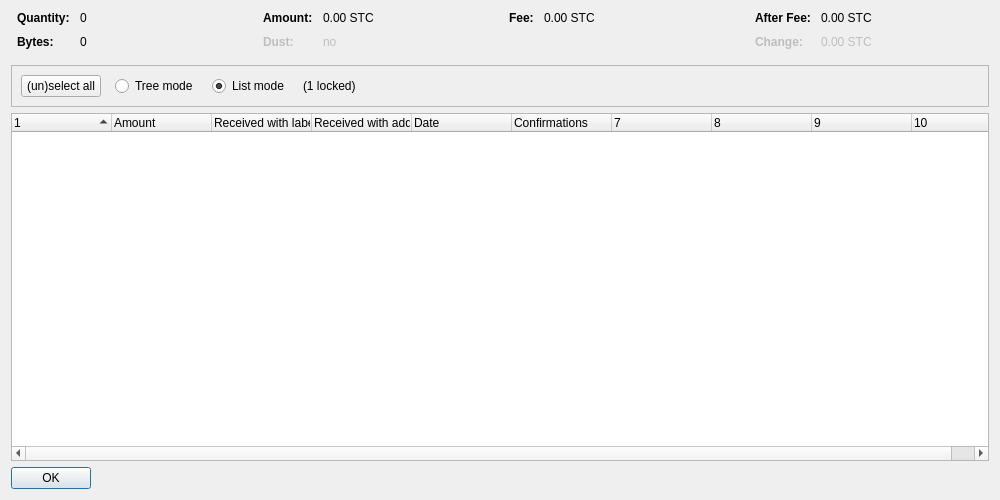
Above: src/qt/forms/coincontroldialog.ui from minblock/satcoin before the change. Below: the same form after it.
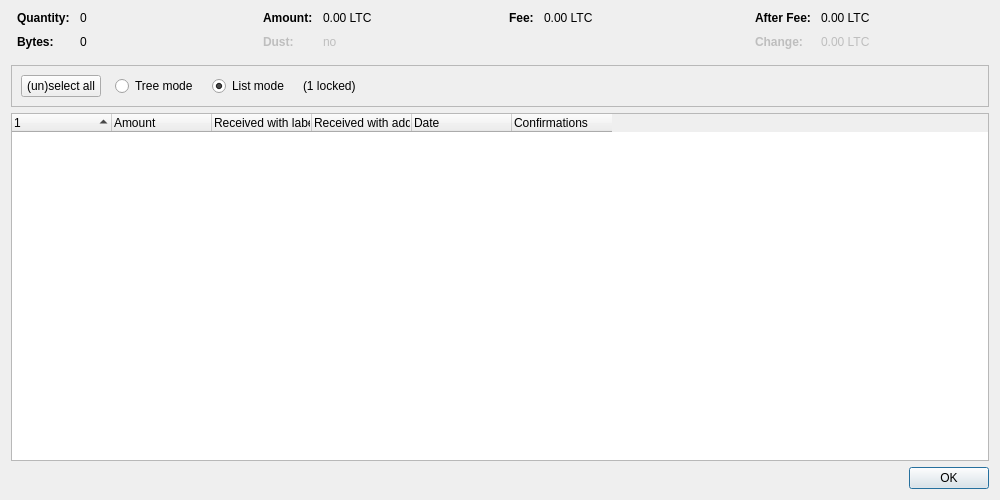
That is the form after the change. Custom widgets are drawn as their Qt base class.

```diff
--- a/src/qt/forms/coincontroldialog.ui
+++ b/src/qt/forms/coincontroldialog.ui
@@ -132,7 +132,7 @@
           <enum>Qt::ActionsContextMenu</enum>
          </property>
          <property name="text">
-          <string notr="true">0.00 STC</string>
+          <string notr="true">0.00 LTC</string>
          </property>
          <property name="textInteractionFlags">
           <set>Qt::LinksAccessibleByMouse|Qt::TextSelectableByKeyboard|Qt::TextSelectableByMouse</set>
@@ -212,7 +212,7 @@
           <enum>Qt::ActionsContextMenu</enum>
          </property>
          <property name="text">
-          <string notr="true">0.00 STC</string>
+          <string notr="true">0.00 LTC</string>
          </property>
          <property name="textInteractionFlags">
           <set>Qt::LinksAccessibleByMouse|Qt::TextSelectableByKeyboard|Qt::TextSelectableByMouse</set>
@@ -257,7 +257,7 @@
           <enum>Qt::ActionsContextMenu</enum>
          </property>
          <property name="text">
-          <string notr="true">0.00 STC</string>
+          <string notr="true">0.00 LTC</string>
          </property>
          <property name="textInteractionFlags">
           <set>Qt::LinksAccessibleByMouse|Qt::TextSelectableByKeyboard|Qt::TextSelectableByMouse</set>
@@ -292,7 +292,7 @@
           <enum>Qt::ActionsContextMenu</enum>
          </property>
          <property name="text">
-          <string notr="true">0.00 STC</string>
+          <string notr="true">0.00 LTC</string>
          </property>
          <property name="textInteractionFlags">
           <set>Qt::LinksAccessibleByMouse|Qt::TextSelectableByKeyboard|Qt::TextSelectableByMouse</set>
@@ -402,7 +402,7 @@
       <bool>false</bool>
      </property>
      <property name="columnCount">
-      <number>10</number>
+      <number>6</number>
      </property>
      <attribute name="headerShowSortIndicator" stdset="0">
       <bool>true</bool>
@@ -467,12 +467,6 @@
    </item>
    <item>
     <widget class="QDialogButtonBox" name="buttonBox">
-     <property name="sizePolicy">
-      <sizepolicy hsizetype="Maximum" vsizetype="Fixed">
-       <horstretch>0</horstretch>
-       <verstretch>0</verstretch>
-      </sizepolicy>
-     </property>
      <property name="orientation">
       <enum>Qt::Horizontal</enum>
      </property>
```
